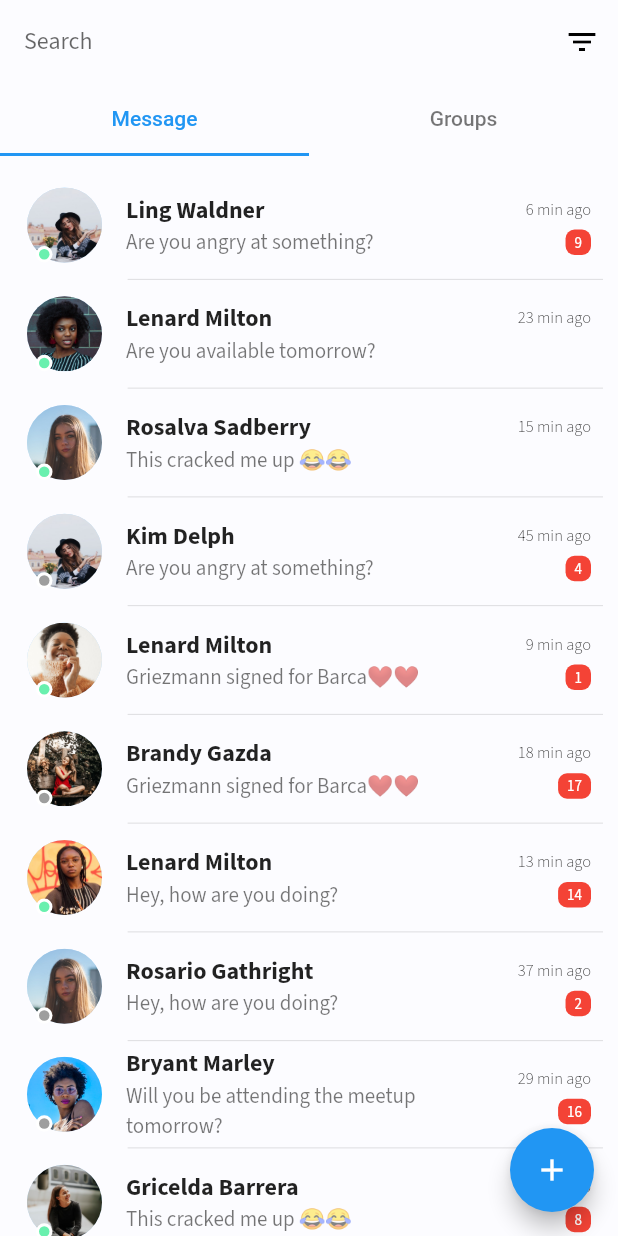
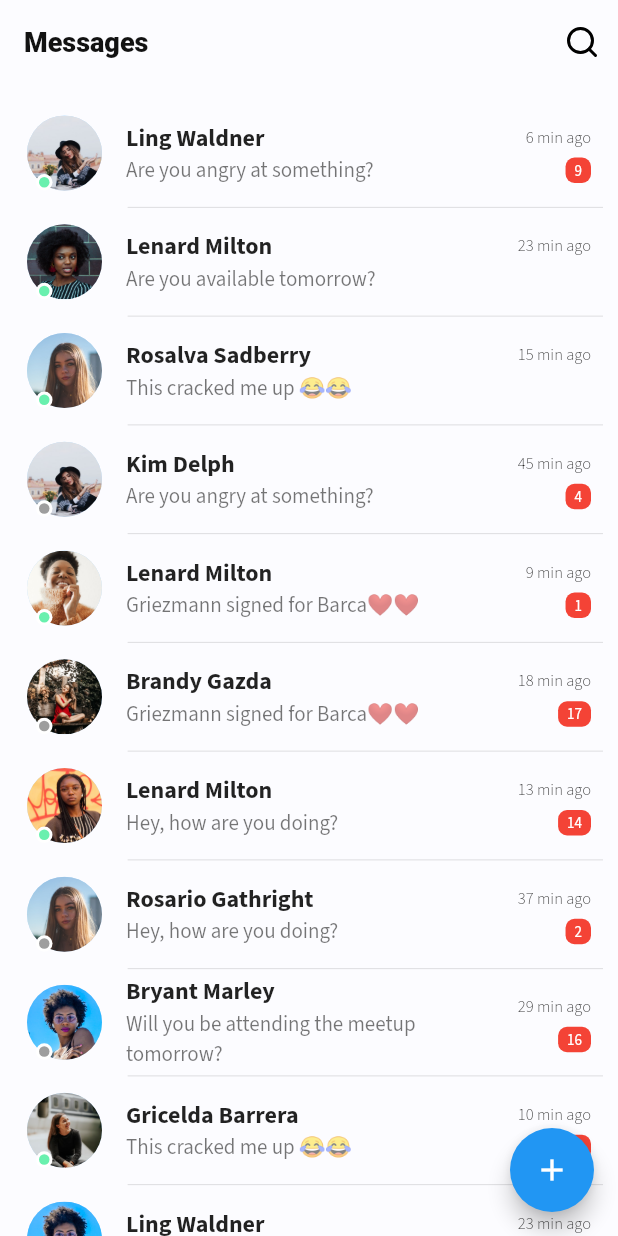
Before and after one commit to JideGuru/FlutterSocialAppUIKit, a Flutter app: the Chats screen opened directly, on a phone screen of 412 x 824 dp. Run offline on Flutter 3.47's test engine with Material 2 defaults, Android fonts, the phone set to English and light mode, and no system bars; our stand-ins replace cloud_firestore, firebase_auth, flutter_icons, google_fonts; accounts and stored records are empty.

```diff
--- a/lib/components/chat_item.dart
+++ b/lib/components/chat_item.dart
@@ -1,5 +1,5 @@
 import 'package:flutter/material.dart';
-import 'package:social_app_ui/screens/chat/conversation.dart';
+import 'package:social_app_ui/screens/chat/conversation/conversation.dart';
 
 
 class ChatItem extends StatefulWidget {
--- a/lib/screens/chat/chats.dart
+++ /dev/null
@@ -1,121 +0,0 @@
-import 'package:flutter/material.dart';
-import 'package:social_app_ui/components/chat_item.dart';
-import 'package:social_app_ui/util/data.dart';
-
-class Chats extends StatefulWidget {
-  @override
-  _ChatsState createState() => _ChatsState();
-}
-
-class _ChatsState extends State<Chats>
-    with SingleTickerProviderStateMixin, AutomaticKeepAliveClientMixin {
-  TabController _tabController;
-
-  @override
-  void initState() {
-    super.initState();
-    _tabController = TabController(vsync: this, initialIndex: 0, length: 2);
-  }
-
-  @override
-  Widget build(BuildContext context) {
-    super.build(context);
-    return Scaffold(
-      appBar: AppBar(
-        title: TextField(
-          decoration: InputDecoration.collapsed(
-            hintText: 'Search',
-          ),
-        ),
-        actions: <Widget>[
-          IconButton(
-            icon: Icon(
-              Icons.filter_list,
-            ),
-            onPressed: () {},
-          ),
-        ],
-        bottom: TabBar(
-          controller: _tabController,
-          indicatorColor: Theme.of(context).accentColor,
-          labelColor: Theme.of(context).accentColor,
-          unselectedLabelColor: Theme.of(context).textTheme.caption.color,
-          isScrollable: false,
-          tabs: <Widget>[
-            Tab(
-              text: "Message",
-            ),
-            Tab(
-              text: "Groups",
-            ),
-          ],
-        ),
-      ),
-      body: TabBarView(
-        controller: _tabController,
-        children: <Widget>[
-          ListView.separated(
-            padding: EdgeInsets.all(10),
-            separatorBuilder: (BuildContext context, int index) {
-              return Align(
-                alignment: Alignment.centerRight,
-                child: Container(
-                  height: 0.5,
-                  width: MediaQuery.of(context).size.width / 1.3,
-                  child: Divider(),
-                ),
-              );
-            },
-            itemCount: chats.length,
-            itemBuilder: (BuildContext context, int index) {
-              Map chat = chats[index];
-              return ChatItem(
-                dp: chat['dp'],
-                name: chat['name'],
-                isOnline: chat['isOnline'],
-                counter: chat['counter'],
-                msg: chat['msg'],
-                time: chat['time'],
-              );
-            },
-          ),
-          ListView.separated(
-            padding: EdgeInsets.all(10),
-            separatorBuilder: (BuildContext context, int index) {
-              return Align(
-                alignment: Alignment.centerRight,
-                child: Container(
-                  height: 0.5,
-                  width: MediaQuery.of(context).size.width / 1.3,
-                  child: Divider(),
-                ),
-              );
-            },
-            itemCount: groups.length,
-            itemBuilder: (BuildContext context, int index) {
-              Map chat = groups[index];
-              return ChatItem(
-                dp: chat['dp'],
-                name: chat['name'],
-                isOnline: chat['isOnline'],
-                counter: chat['counter'],
-                msg: chat['msg'],
-                time: chat['time'],
-              );
-            },
-          ),
-        ],
-      ),
-      floatingActionButton: FloatingActionButton(
-        child: Icon(
-          Icons.add,
-          color: Colors.white,
-        ),
-        onPressed: () {},
-      ),
-    );
-  }
-
-  @override
-  bool get wantKeepAlive => true;
-}
--- /dev/null
+++ b/lib/screens/chat/chats/chats.dart
@@ -0,0 +1,57 @@
+import 'package:flutter/material.dart';
+import 'package:flutter_icons/flutter_icons.dart';
+import 'package:social_app_ui/components/chat_item.dart';
+import 'package:social_app_ui/util/data.dart';
+
+class Chats extends StatelessWidget {
+  @override
+  Widget build(BuildContext context) {
+    return Scaffold(
+      appBar: AppBar(
+        title: Text(
+          "Messages",
+        ),
+        actions: <Widget>[
+          IconButton(
+            icon: Icon(
+              Feather.search,
+            ),
+            onPressed: () {},
+          ),
+        ],
+      ),
+      body: ListView.separated(
+        padding: EdgeInsets.all(10),
+        separatorBuilder: (BuildContext context, int index) {
+          return Align(
+            alignment: Alignment.centerRight,
+            child: Container(
+              height: 0.5,
+              width: MediaQuery.of(context).size.width / 1.3,
+              child: Divider(),
+            ),
+          );
+        },
+        itemCount: chats.length,
+        itemBuilder: (BuildContext context, int index) {
+          Map chat = chats[index];
+          return ChatItem(
+            dp: chat['dp'],
+            name: chat['name'],
+            isOnline: chat['isOnline'],
+            counter: chat['counter'],
+            msg: chat['msg'],
+            time: chat['time'],
+          );
+        },
+      ),
+      floatingActionButton: FloatingActionButton(
+        child: Icon(
+          Icons.add,
+          color: Colors.white,
+        ),
+        onPressed: () {},
+      ),
+    );
+  }
+}
--- a/lib/screens/splash/splash.dart
+++ b/lib/screens/splash/splash.dart
@@ -3,8 +3,8 @@ import 'dart:async';
 import 'package:firebase_auth/firebase_auth.dart';
 import 'package:flutter/material.dart';
 import 'package:social_app_ui/components/animations/type_write.dart';
-import 'package:social_app_ui/screens/auth/check_email.dart';
-import 'package:social_app_ui/screens/main_screen.dart';
+import 'package:social_app_ui/screens/auth/check_email/check_email.dart';
+import 'package:social_app_ui/screens/main_page/main_screen.dart';
 import 'package:social_app_ui/util/const.dart';
 import 'package:social_app_ui/util/router.dart';
 
--- a/lib/view_models/auth/check_email_view_model.dart
+++ b/lib/view_models/auth/check_email_view_model.dart
@@ -1,7 +1,7 @@
 import 'package:flutter/foundation.dart';
 import 'package:flutter/material.dart';
-import 'package:social_app_ui/screens/auth/login.dart';
-import 'package:social_app_ui/screens/auth/register.dart';
+import 'package:social_app_ui/screens/auth/login/login.dart';
+import 'package:social_app_ui/screens/auth/register/register.dart';
 import 'package:social_app_ui/services/auth_service.dart';
 import 'package:social_app_ui/util/router.dart';
 
--- a/lib/view_models/auth/login_view_model.dart
+++ b/lib/view_models/auth/login_view_model.dart
@@ -1,6 +1,6 @@
 import 'package:flutter/foundation.dart';
 import 'package:flutter/material.dart';
-import 'package:social_app_ui/screens/main_screen.dart';
+import 'package:social_app_ui/screens/main_page/main_screen.dart';
 import 'package:social_app_ui/services/auth_service.dart';
 import 'package:social_app_ui/util/router.dart';
 
--- a/lib/view_models/auth/register_view_model.dart
+++ b/lib/view_models/auth/register_view_model.dart
@@ -1,6 +1,6 @@
 import 'package:flutter/foundation.dart';
 import 'package:flutter/material.dart';
-import 'package:social_app_ui/screens/main_screen.dart';
+import 'package:social_app_ui/screens/main_page/main_screen.dart';
 import 'package:social_app_ui/services/auth_service.dart';
 import 'package:social_app_ui/util/router.dart';
 
--- a/pubspec.yaml
+++ b/pubspec.yaml
@@ -24,6 +24,7 @@ dependencies:
   firebase_auth: ^0.16.1
   cloud_firestore: ^0.13.7
   provider: ^4.2.0
+  flutter_icons: ^1.1.0
 
 dev_dependencies:
   flutter_test:
```
Also changed, not shown: lib/screens/home/home.dart (renamed from lib/screens/home.dart, +1 -9 lines), lib/screens/main_page/main_screen.dart (renamed from lib/screens/main_screen.dart, +10 -21 lines), lib/screens/auth/check_email/check_email.dart (renamed from lib/screens/auth/check_email.dart), lib/screens/auth/login/login.dart (renamed from lib/screens/auth/login.dart), lib/screens/auth/register/register.dart (renamed from lib/screens/auth/register.dart), lib/screens/chat/conversation/conversation.dart (renamed from lib/screens/chat/conversation.dart), lib/screens/friends/friends.dart (renamed from lib/screens/friends.dart), lib/screens/profile/profile.dart (renamed from lib/screens/profile.dart), pubspec.lock.
